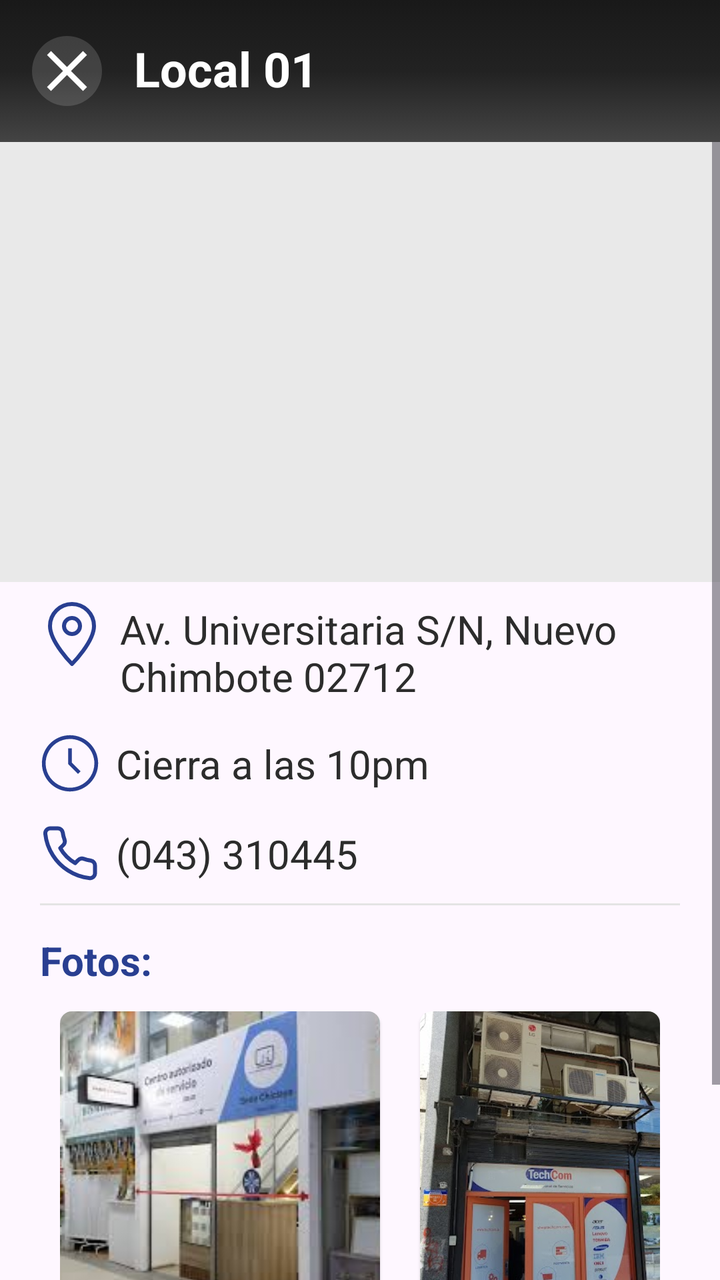
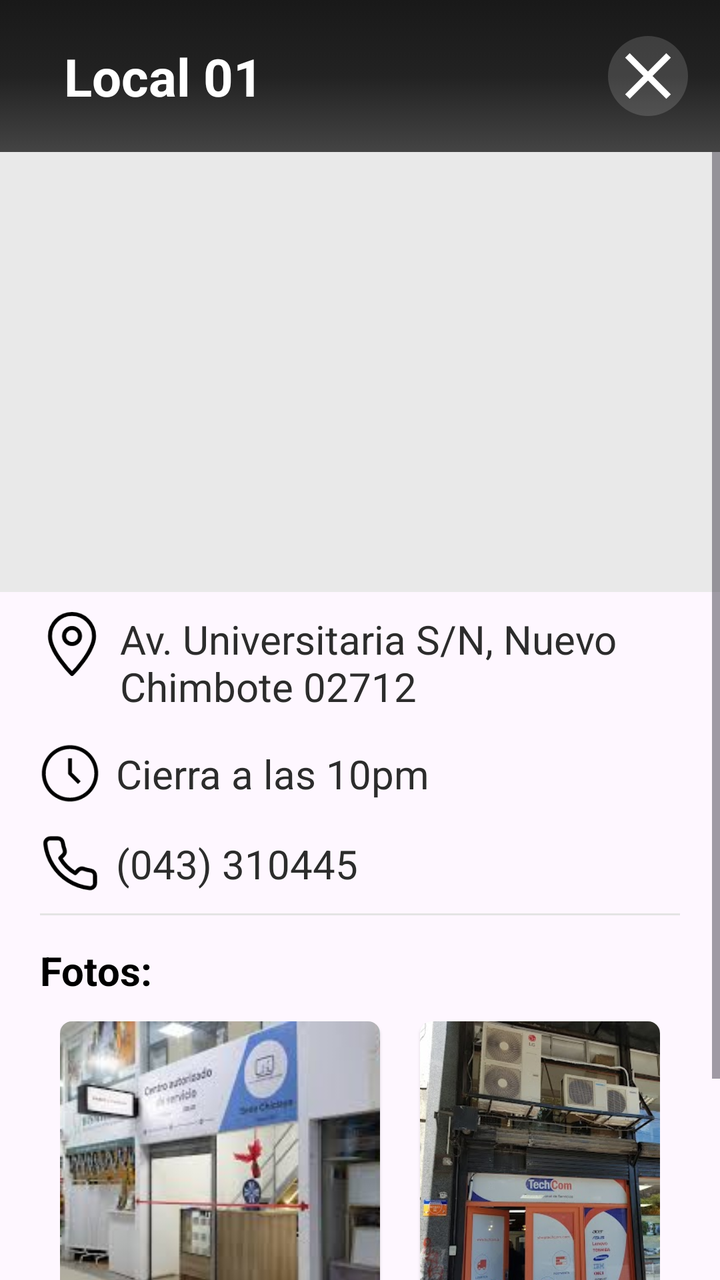

An Android layout rendered at two revisions. The XML below is the earlier revision; the diff shows what the commit changed to produce the second picture.
<!-- AndroidManifest.xml: application theme Theme.ReparApp -->
<!-- res/layout/fragment_ubication_detail_dialog.xml -->
<?xml version="1.0" encoding="utf-8"?>
<LinearLayout xmlns:android="http://schemas.android.com/apk/res/android"
    xmlns:app="http://schemas.android.com/apk/res-auto"
    android:layout_width="match_parent"
    android:layout_height="match_parent"
    android:orientation="vertical">

    <androidx.constraintlayout.widget.ConstraintLayout
        android:id="@+id/headerLayout"
        android:layout_width="match_parent"
        android:layout_height="wrap_content"
        android:background="@drawable/bg_fondo"
        android:gravity="center_vertical"
        android:orientation="horizontal"
        android:paddingHorizontal="16dp"
        android:paddingVertical="18dp">

        <ImageView
            android:id="@+id/img_flecha_back"
            android:layout_width="wrap_content"
            android:layout_height="wrap_content"
            android:src="@drawable/icon_close2"
            app:layout_constraintBottom_toBottomOf="parent"
            app:layout_constraintStart_toStartOf="parent"
            app:layout_constraintTop_toTopOf="parent" />

        <TextView
            android:id="@+id/tv_titulo_home"
            android:layout_width="wrap_content"
            android:layout_height="wrap_content"
            android:layout_marginStart="16dp"
            android:text="Local 01"
            android:textColor="@android:color/white"
            android:textSize="24sp"
            android:textStyle="bold"
            app:layout_constraintStart_toEndOf="@id/img_flecha_back"
            app:layout_constraintTop_toTopOf="parent" />


    </androidx.constraintlayout.widget.ConstraintLayout>


    <ScrollView
        android:layout_width="match_parent"
        android:layout_height="match_parent">

        <LinearLayout
            android:layout_width="match_parent"
            android:layout_height="wrap_content"
            android:paddingBottom="30dp"
            android:orientation="vertical">

            <ImageView
                android:id="@+id/img_foto_local"
                android:layout_width="match_parent"
                android:layout_height="220dp"
                android:background="@color/light_Grey" />

            <LinearLayout
                android:layout_width="match_parent"
                android:layout_height="wrap_content"
                android:layout_marginHorizontal="20dp"
                android:orientation="vertical">

                <androidx.constraintlayout.widget.ConstraintLayout
                    android:layout_width="match_parent"
                    android:layout_height="wrap_content"
                    android:layout_marginTop="10dp"
                    android:orientation="horizontal">

                    <ImageView
                        android:id="@+id/icon_local_map"
                        android:layout_width="wrap_content"
                        android:layout_height="wrap_content"
                        android:src="@drawable/icon_location"
                        app:layout_constraintStart_toStartOf="parent"
                        app:layout_constraintTop_toTopOf="parent" />

                    <TextView
                        android:id="@+id/tv_direccion"
                        android:layout_width="0dp"
                        android:layout_height="match_parent"
                        android:layout_marginStart="8dp"
                        android:text="Av. Universitaria S/N, Nuevo Chimbote 02712"
                        android:textColor="#2C2C2C"
                        android:textSize="20sp"
                        app:layout_constraintBottom_toBottomOf="parent"
                        app:layout_constraintEnd_toEndOf="parent"
                        app:layout_constraintStart_toEndOf="@id/icon_local_map"
                        app:layout_constraintTop_toTopOf="parent" />

                </androidx.constraintlayout.widget.ConstraintLayout>

                <androidx.constraintlayout.widget.ConstraintLayout
                    android:layout_width="wrap_content"
                    android:layout_height="wrap_content"
                    android:layout_marginTop="15dp"
                    android:orientation="horizontal">

                    <ImageView
                        android:id="@+id/icon_time"
                        android:layout_width="wrap_content"
                        android:layout_height="wrap_content"
                        android:src="@drawable/icon_time"
                        app:layout_constraintStart_toStartOf="parent"
                        app:layout_constraintTop_toTopOf="parent" />

                    <TextView
                        android:id="@+id/tv_horario_laboral"
                        android:layout_width="wrap_content"
                        android:layout_height="match_parent"
                        android:layout_marginStart="8dp"
                        android:text="Cierra a las 10pm"
                        android:textColor="#2C2C2C"
                        android:textSize="20sp"
                        app:layout_constraintBottom_toBottomOf="parent"
                        app:layout_constraintStart_toEndOf="@id/icon_time"
                        app:layout_constraintTop_toTopOf="parent" />

                </androidx.constraintlayout.widget.ConstraintLayout>

                <androidx.constraintlayout.widget.ConstraintLayout
                    android:layout_width="match_parent"
                    android:layout_height="wrap_content"
                    android:layout_marginTop="15dp"
                    android:orientation="horizontal">

                    <ImageView
                        android:id="@+id/icon_telefono"
                        android:layout_width="wrap_content"
                        android:layout_height="wrap_content"
                        android:src="@drawable/icon_phone"
                        app:layout_constraintStart_toStartOf="parent"
                        app:layout_constraintTop_toTopOf="parent" />

                    <TextView
                        android:id="@+id/tv_telefono"
                        android:layout_width="0dp"
                        android:layout_height="match_parent"
                        android:layout_marginStart="8dp"
                        android:text="(043) 310445"
                        android:textColor="#2C2C2C"
                        android:textSize="20sp"
                        app:layout_constraintBottom_toBottomOf="parent"
                        app:layout_constraintEnd_toEndOf="parent"
                        app:layout_constraintStart_toEndOf="@id/icon_telefono"
                        app:layout_constraintTop_toTopOf="parent" />

                </androidx.constraintlayout.widget.ConstraintLayout>

                <View
                    android:id="@+id/v_linea"
                    android:layout_width="match_parent"
                    android:layout_height="1dp"
                    android:layout_marginVertical="10dp"
                    android:background="#E4E4E4" />

                <TextView
                    android:layout_width="wrap_content"
                    android:layout_height="wrap_content"
                    android:layout_marginTop="4dp"
                    android:text="Fotos:"
                    android:textColor="#293F91"
                    android:textSize="20sp"
                    android:textStyle="bold" />

                <LinearLayout
                    android:layout_width="match_parent"
                    android:layout_height="wrap_content"
                    android:layout_marginHorizontal="10dp"
                    android:layout_marginTop="12dp"
                    android:gravity="center"
                    android:orientation="horizontal">

                    <androidx.cardview.widget.CardView
                        android:layout_width="wrap_content"
                        android:layout_height="wrap_content"
                        android:layout_marginEnd="20dp"
                        app:cardCornerRadius="6dp"
                        app:cardElevation="1dp">

                        <ImageView
                            android:id="@+id/img_local_frontal"
                            android:layout_width="160dp"
                            android:layout_height="160dp"
                            android:scaleType="centerCrop"
                            android:src="@drawable/foto_referencia_1" />

                    </androidx.cardview.widget.CardView>


                    <androidx.cardview.widget.CardView
                        android:layout_width="wrap_content"
                        android:layout_height="wrap_content"
                        app:cardCornerRadius="6dp"
                        app:cardElevation="1dp">

                        <ImageView
                            android:id="@+id/img_local_frontal2"
                            android:layout_width="160dp"
                            android:layout_height="160dp"
                            android:layout_weight="1"
                            android:scaleType="centerCrop"
                            android:src="@drawable/foto_referencia_2" />

                    </androidx.cardview.widget.CardView>
                </LinearLayout>
            </LinearLayout>

            <androidx.appcompat.widget.AppCompatButton
                android:id="@+id/btn_mapa"
                android:layout_width="wrap_content"
                android:layout_height="50dp"
                android:layout_marginHorizontal="16dp"
                android:layout_marginTop="12dp"
                android:layout_gravity="center"
                android:background="@color/variante_blue"
                android:drawableStart="@drawable/icon_map"
                android:paddingHorizontal="60dp"
                android:text="Ver Ubicación"
                android:textColor="@color/white"
                android:textSize="18dp" />

        </LinearLayout>
    </ScrollView>

</LinearLayout>
<!-- resources referenced by this layout -->
<resources>
  <!-- drawable icon_location (drawable) -->
  <vector xmlns:android="http://schemas.android.com/apk/res/android"
      android:width="32dp"
      android:height="32dp"
      android:viewportWidth="32"
      android:viewportHeight="32">
    <path
        android:pathData="M27,12C27,5.925 22.075,1 16,1C9.925,1 5,5.925 5,12C5,20 16,31 16,31C16,31 27,20 27,12Z"
        android:strokeLineJoin="round"
        android:strokeWidth="2"
        android:fillColor="#00000000"
        android:strokeColor="#293F91"/>
    <path
        android:pathData="M16,16C18.209,16 20,14.209 20,12C20,9.791 18.209,8 16,8C13.791,8 12,9.791 12,12C12,14.209 13.791,16 16,16Z"
        android:strokeLineJoin="round"
        android:strokeWidth="2"
        android:fillColor="#00000000"
        android:strokeColor="#293F91"/>
  </vector>
  <!-- drawable icon_map: vector/xml drawable (drawable, 2271 chars, omitted) -->
  <!-- drawable icon_phone (drawable) -->
  <vector xmlns:android="http://schemas.android.com/apk/res/android"
      android:width="30dp"
      android:height="30dp"
      android:viewportWidth="30"
      android:viewportHeight="30">
    <path
        android:pathData="M27.5,21.15V24.9C27.501,25.248 27.43,25.593 27.291,25.912C27.151,26.231 26.947,26.517 26.69,26.752C26.434,26.988 26.131,27.167 25.801,27.278C25.471,27.39 25.122,27.431 24.775,27.4C20.928,26.982 17.234,25.668 13.988,23.563C10.967,21.643 8.407,19.083 6.487,16.063C4.375,12.802 3.06,9.089 2.65,5.225C2.619,4.879 2.66,4.531 2.771,4.202C2.881,3.873 3.059,3.571 3.293,3.315C3.527,3.058 3.812,2.853 4.13,2.713C4.447,2.573 4.79,2.5 5.137,2.5H8.887C9.494,2.494 10.082,2.709 10.542,3.104C11.002,3.5 11.303,4.049 11.387,4.65C11.546,5.85 11.839,7.028 12.262,8.163C12.431,8.61 12.467,9.096 12.367,9.564C12.268,10.031 12.036,10.46 11.7,10.8L10.113,12.387C11.892,15.517 14.483,18.108 17.612,19.888L19.2,18.3C19.54,17.964 19.969,17.732 20.436,17.633C20.904,17.533 21.39,17.569 21.837,17.737C22.972,18.161 24.15,18.454 25.35,18.612C25.957,18.698 26.512,19.004 26.908,19.472C27.305,19.94 27.515,20.537 27.5,21.15Z"
        android:strokeLineJoin="round"
        android:strokeWidth="2"
        android:fillColor="#00000000"
        android:strokeColor="#293F91"
        android:strokeLineCap="round"/>
  </vector>
  <!-- drawable icon_time (drawable) -->
  <vector xmlns:android="http://schemas.android.com/apk/res/android"
      android:width="30dp"
      android:height="30dp"
      android:viewportWidth="30"
      android:viewportHeight="30">
    <group>
      <clip-path
          android:pathData="M0,0h30v30h-30z"/>
      <path
          android:pathData="M15,29.063C12.219,29.063 9.5,28.238 7.187,26.692C4.875,25.147 3.072,22.951 2.008,20.382C0.944,17.812 0.665,14.984 1.208,12.257C1.75,9.529 3.09,7.023 5.056,5.056C7.023,3.09 9.529,1.75 12.257,1.208C14.984,0.665 17.812,0.944 20.382,2.008C22.951,3.072 25.147,4.875 26.692,7.187C28.238,9.5 29.063,12.219 29.063,15C29.063,18.73 27.581,22.306 24.944,24.944C22.306,27.581 18.73,29.063 15,29.063ZM15,2.813C12.59,2.813 10.233,3.527 8.229,4.866C6.225,6.206 4.663,8.109 3.74,10.336C2.818,12.563 2.576,15.014 3.047,17.378C3.517,19.742 4.678,21.913 6.382,23.618C8.087,25.322 10.258,26.483 12.622,26.953C14.986,27.424 17.437,27.182 19.664,26.26C21.891,25.337 23.794,23.775 25.133,21.771C26.473,19.767 27.188,17.41 27.188,15C27.188,11.768 25.903,8.668 23.618,6.382C21.332,4.097 18.232,2.813 15,2.813Z"
          android:fillColor="#293F91"/>
      <path
          android:pathData="M18.975,20.306L14.334,15.666C14.248,15.578 14.179,15.474 14.132,15.36C14.085,15.246 14.062,15.123 14.063,15V7.5H15.938V14.616L20.306,18.975L18.975,20.306Z"
          android:fillColor="#293F91"/>
    </group>
  </vector>
  <style name="Base.Theme.ReparApp" parent="Theme.Material3.DayNight.NoActionBar">
          
          
      </style>
  <!-- unchanged entries left out for length: 8 -->
</resources>

<!-- the commit's change to res/layout/fragment_ubication_detail_dialog.xml (unified diff, before → after) -->
@@ -17,11 +17,11 @@
 
         <ImageView
             android:id="@+id/img_flecha_back"
-            android:layout_width="wrap_content"
-            android:layout_height="wrap_content"
+            android:layout_width="40dp"
+            android:layout_height="40dp"
             android:src="@drawable/icon_close2"
             app:layout_constraintBottom_toBottomOf="parent"
-            app:layout_constraintStart_toStartOf="parent"
+            app:layout_constraintEnd_toEndOf="parent"
             app:layout_constraintTop_toTopOf="parent" />
 
         <TextView
@@ -31,9 +31,10 @@
             android:layout_marginStart="16dp"
             android:text="Local 01"
             android:textColor="@android:color/white"
-            android:textSize="24sp"
+            android:textSize="26sp"
             android:textStyle="bold"
-            app:layout_constraintStart_toEndOf="@id/img_flecha_back"
+            app:layout_constraintBottom_toBottomOf="parent"
+            app:layout_constraintStart_toStartOf="parent"
             app:layout_constraintTop_toTopOf="parent" />
 
 
@@ -53,6 +54,7 @@
             <ImageView
                 android:id="@+id/img_foto_local"
                 android:layout_width="match_parent"
+                android:scaleType="centerCrop"
                 android:layout_height="220dp"
                 android:background="@color/light_Grey" />
 
@@ -160,7 +162,7 @@
                     android:layout_height="wrap_content"
                     android:layout_marginTop="4dp"
                     android:text="Fotos:"
-                    android:textColor="#293F91"
+                    android:textColor="#000"
                     android:textSize="20sp"
                     android:textStyle="bold" />
 
<!-- resource entries referenced after the edit -->
@@ -11,15 +11,25 @@
         android:strokeLineJoin="round"
         android:strokeWidth="2"
         android:fillColor="#00000000"
-        android:strokeColor="#293F91"/>
+        android:strokeColor="#000000"/>
     <path
         android:pathData="M16,16C18.209,16 20,14.209 20,12C20,9.791 18.209,8 16,8C13.791,8 12,9.791 12,12C12,14.209 13.791,16 16,16Z"
         android:strokeLineJoin="round"
         android:strokeWidth="2"
         android:fillColor="#00000000"
-        android:strokeColor="#293F91"/>
+        android:strokeColor="#000000"/>
   </vector>
-  <!-- drawable icon_map: vector/xml drawable (drawable, 2271 chars, omitted) -->
+  <!-- drawable icon_map (drawable) -->
+  <vector xmlns:android="http://schemas.android.com/apk/res/android"
+      android:width="16dp"
+      android:height="16dp"
+      android:viewportWidth="16"
+      android:viewportHeight="16">
+    <path
+        android:pathData="M2,6V6.293C2,7.722 2.486,9.108 3.379,10.224L8,16L12.621,10.224C13.514,9.108 14,7.722 14,6.293V6C14,2.686 11.314,0 8,0C4.686,0 2,2.686 2,6ZM8,8C9.105,8 10,7.105 10,6C10,4.895 9.105,4 8,4C6.895,4 6,4.895 6,6C6,7.105 6.895,8 8,8Z"
+        android:fillColor="#030708"
+        android:fillType="evenOdd"/>
+  </vector>
   <!-- drawable icon_phone (drawable) -->
   <vector xmlns:android="http://schemas.android.com/apk/res/android"
       android:width="30dp"
@@ -31,7 +41,7 @@
         android:strokeLineJoin="round"
         android:strokeWidth="2"
         android:fillColor="#00000000"
-        android:strokeColor="#293F91"
+        android:strokeColor="#000"
         android:strokeLineCap="round"/>
   </vector>
   <!-- drawable icon_time (drawable) -->
@@ -45,15 +55,14 @@
           android:pathData="M0,0h30v30h-30z"/>
       <path
           android:pathData="M15,29.063C12.219,29.063 9.5,28.238 7.187,26.692C4.875,25.147 3.072,22.951 2.008,20.382C0.944,17.812 0.665,14.984 1.208,12.257C1.75,9.529 3.09,7.023 5.056,5.056C7.023,3.09 9.529,1.75 12.257,1.208C14.984,0.665 17.812,0.944 20.382,2.008C22.951,3.072 25.147,4.875 26.692,7.187C28.238,9.5 29.063,12.219 29.063,15C29.063,18.73 27.581,22.306 24.944,24.944C22.306,27.581 18.73,29.063 15,29.063ZM15,2.813C12.59,2.813 10.233,3.527 8.229,4.866C6.225,6.206 4.663,8.109 3.74,10.336C2.818,12.563 2.576,15.014 3.047,17.378C3.517,19.742 4.678,21.913 6.382,23.618C8.087,25.322 10.258,26.483 12.622,26.953C14.986,27.424 17.437,27.182 19.664,26.26C21.891,25.337 23.794,23.775 25.133,21.771C26.473,19.767 27.188,17.41 27.188,15C27.188,11.768 25.903,8.668 23.618,6.382C21.332,4.097 18.232,2.813 15,2.813Z"
-          android:fillColor="#293F91"/>
+          android:fillColor="#000"/>
       <path
           android:pathData="M18.975,20.306L14.334,15.666C14.248,15.578 14.179,15.474 14.132,15.36C14.085,15.246 14.062,15.123 14.063,15V7.5H15.938V14.616L20.306,18.975L18.975,20.306Z"
-          android:fillColor="#293F91"/>
+          android:fillColor="#000"/>
     </group>
   </vector>
   <style name="Base.Theme.ReparApp" parent="Theme.Material3.DayNight.NoActionBar">
-          
-          
+  
       </style>
   <!-- unchanged entries left out for length: 8 -->
 </resources>
